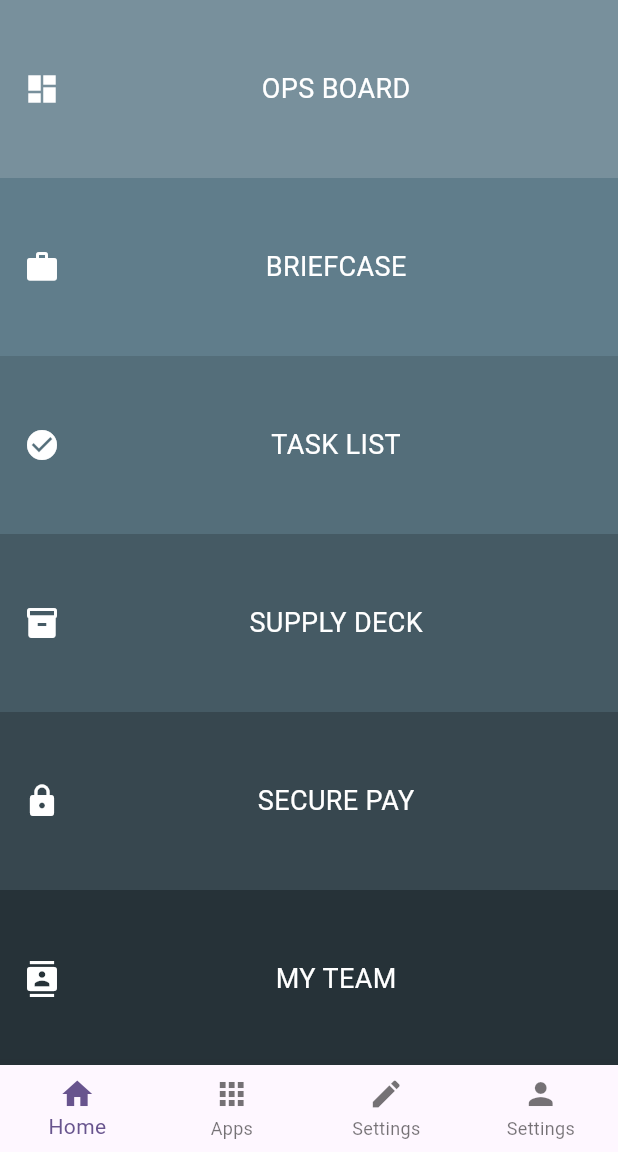
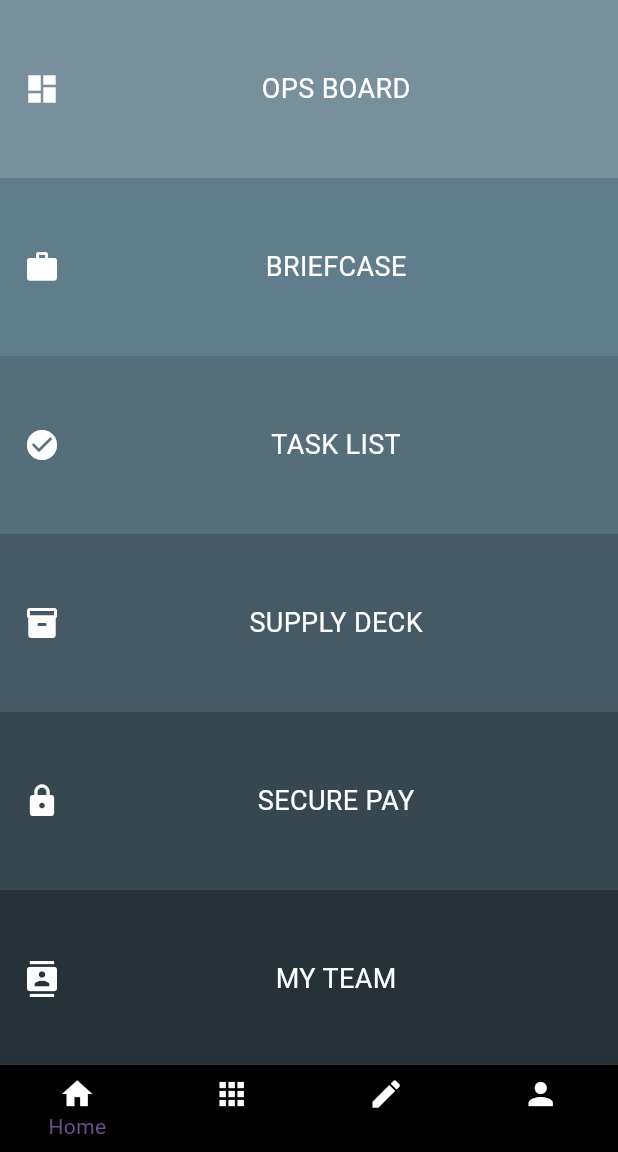
Before and after one commit to LordHandLee/HammerOps, a Flutter app: the MyHomePage screen opened by its route, on a phone screen of 412 x 824 dp, the part 84-1236 px from its top. Run offline on Flutter 3.47's test engine with Material 3 defaults, Android fonts, the phone set to English and light mode, and no system bars.

Commit message:
Changed color for NavBar menu item icons.

```diff
--- a/lib/main.dart
+++ b/lib/main.dart
@@ -170,13 +170,14 @@ class _MyHomePageState extends State<MyHomePage> {
           backgroundColor: Color.fromARGB(255, 195, 189, 170)),
       bottomNavigationBar: BottomNavigationBar(
         type: BottomNavigationBarType.fixed,
+        backgroundColor: Colors.black,
         currentIndex: _selectedIndex,
         onTap: _onItemTapped,
         items: const [
-          BottomNavigationBarItem(icon: Icon(Icons.home), label: 'Home',),
-          BottomNavigationBarItem(icon: Icon(Icons.apps), label: 'Apps'),
-          BottomNavigationBarItem(icon: Icon(Icons.edit), label: 'Settings'),
-          BottomNavigationBarItem(icon: Icon(Icons.person), label: 'Settings'),
+          BottomNavigationBarItem(icon: Icon(Icons.home, color: Colors.white,), label: 'Home'),
+          BottomNavigationBarItem(icon: Icon(Icons.apps, color: Colors.white,), label: 'Apps'),
+          BottomNavigationBarItem(icon: Icon(Icons.edit, color: Colors.white,), label: 'Settings'),
+          BottomNavigationBarItem(icon: Icon(Icons.person, color: Colors.white,), label: 'Settings'),
         ],
       ),
       body: _pages[_selectedIndex],
```
